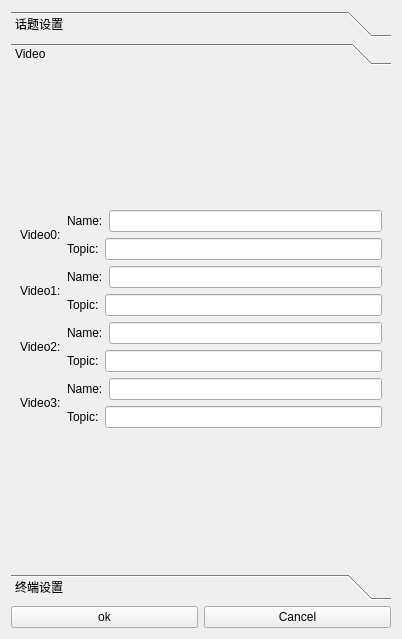
Qt form ui/settings.ui (chengyangkj/Ros_Qt5_Gui_App) before a commit.
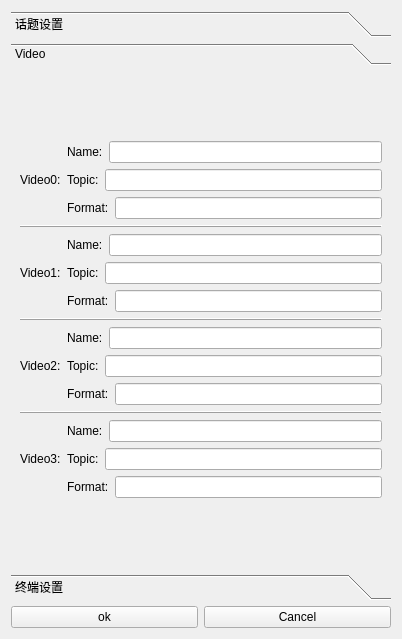
The same form after that commit. The open tabs and pages were chosen to show the change. Icons and pictures are not drawn.

Commit message: fixes some bug of video topic

The edit to the form file:
```diff
--- a/ui/settings.ui
+++ b/ui/settings.ui
@@ -210,10 +210,34 @@
                  </item>
                 </layout>
                </item>
+               <item>
+                <layout class="QHBoxLayout" name="horizontalLayout_23">
+                 <item>
+                  <widget class="QLabel" name="label_6">
+                   <property name="text">
+                    <string>Format:</string>
+                   </property>
+                  </widget>
+                 </item>
+                 <item>
+                  <widget class="QLineEdit" name="video0_format_3"/>
+                 </item>
+                </layout>
+               </item>
               </layout>
              </item>
             </layout>
            </item>
+           <item>
+            <widget class="QFrame" name="frame">
+             <property name="frameShape">
+              <enum>QFrame::HLine</enum>
+             </property>
+             <property name="frameShadow">
+              <enum>QFrame::Raised</enum>
+             </property>
+            </widget>
+           </item>
            <item>
             <layout class="QHBoxLayout" name="horizontalLayout_8">
              <item>
@@ -230,7 +254,7 @@
               </widget>
              </item>
              <item>
-              <layout class="QVBoxLayout" name="verticalLayout_4">
+              <layout class="QVBoxLayout" name="verticalLayout_7">
                <item>
                 <layout class="QHBoxLayout" name="horizontalLayout_9">
                  <item>
@@ -271,10 +295,34 @@
                  </item>
                 </layout>
                </item>
+               <item>
+                <layout class="QHBoxLayout" name="horizontalLayout_19">
+                 <item>
+                  <widget class="QLabel" name="label_2">
+                   <property name="text">
+                    <string>Format:</string>
+                   </property>
+                  </widget>
+                 </item>
+                 <item>
+                  <widget class="QLineEdit" name="video1_format"/>
+                 </item>
+                </layout>
+               </item>
               </layout>
              </item>
             </layout>
            </item>
+           <item>
+            <widget class="QFrame" name="frame_2">
+             <property name="frameShape">
+              <enum>QFrame::HLine</enum>
+             </property>
+             <property name="frameShadow">
+              <enum>QFrame::Raised</enum>
+             </property>
+            </widget>
+           </item>
            <item>
             <layout class="QHBoxLayout" name="horizontalLayout_12">
              <item>
@@ -332,10 +380,34 @@
                  </item>
                 </layout>
                </item>
+               <item>
+                <layout class="QHBoxLayout" name="horizontalLayout_20">
+                 <item>
+                  <widget class="QLabel" name="label_3">
+                   <property name="text">
+                    <string>Format:</string>
+                   </property>
+                  </widget>
+                 </item>
+                 <item>
+                  <widget class="QLineEdit" name="video2_format"/>
+                 </item>
+                </layout>
+               </item>
               </layout>
              </item>
             </layout>
            </item>
+           <item>
+            <widget class="QFrame" name="frame_3">
+             <property name="frameShape">
+              <enum>QFrame::HLine</enum>
+             </property>
+             <property name="frameShadow">
+              <enum>QFrame::Raised</enum>
+             </property>
+            </widget>
+           </item>
            <item>
             <layout class="QHBoxLayout" name="horizontalLayout_15">
              <item>
@@ -352,7 +424,7 @@
               </widget>
              </item>
              <item>
-              <layout class="QVBoxLayout" name="verticalLayout_7">
+              <layout class="QVBoxLayout" name="verticalLayout_4">
                <item>
                 <layout class="QHBoxLayout" name="horizontalLayout_16">
                  <item>
@@ -393,6 +465,20 @@
                  </item>
                 </layout>
                </item>
+               <item>
+                <layout class="QHBoxLayout" name="horizontalLayout_21">
+                 <item>
+                  <widget class="QLabel" name="label_4">
+                   <property name="text">
+                    <string>Format:</string>
+                   </property>
+                  </widget>
+                 </item>
+                 <item>
+                  <widget class="QLineEdit" name="video3_format"/>
+                 </item>
+                </layout>
+               </item>
               </layout>
              </item>
             </layout>
```
Left out of the diff: 6 changed lines with no effect on the pictures. The commit also changes 6 other files.
